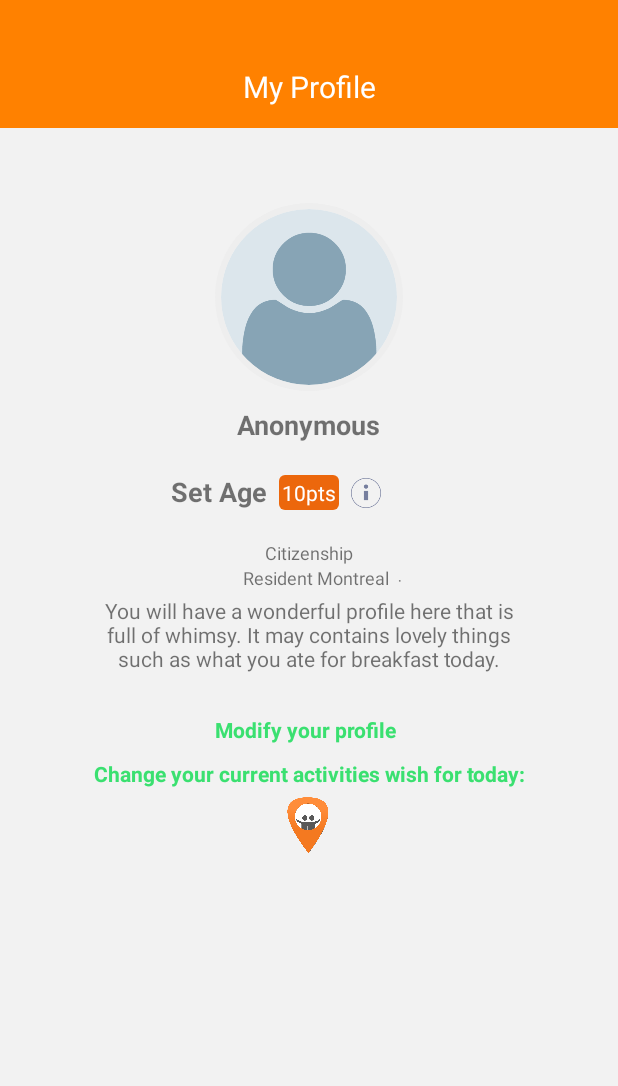
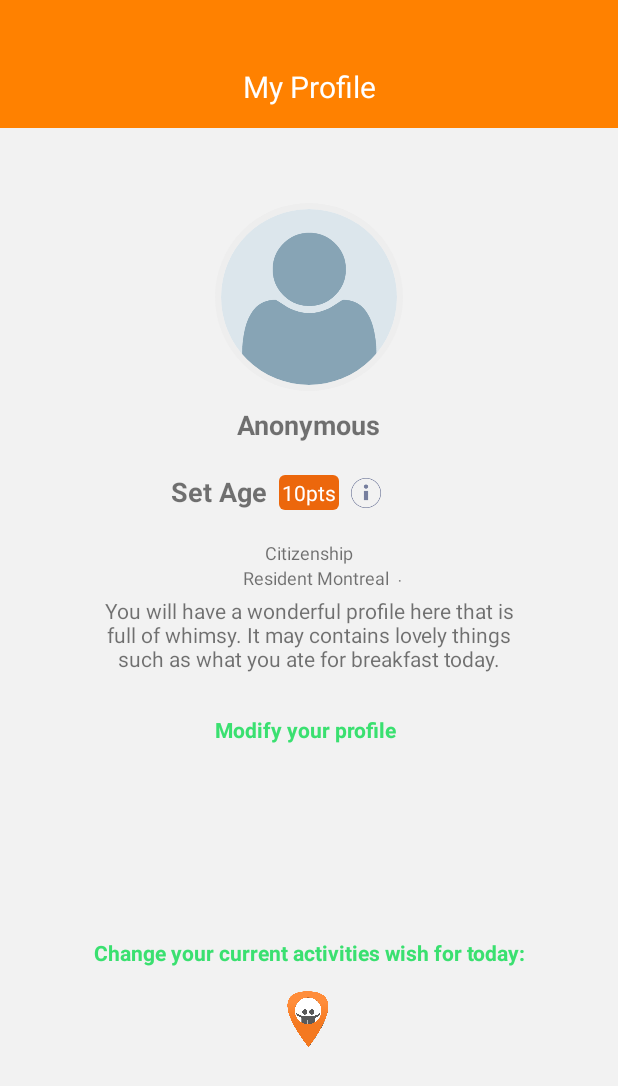
Before and after one commit to iftiali/FriendNGo, an Android app: the layout profile_drawer.xml on its own in the app's theme, with its tools: preview values and no code run, on a phone screen of 412 x 824 dp. Shown: the top 1086 px of the screen. Run offline under Robolectric (Android 15) with nearby library versions, the phone set to English and light mode, and no system bars; plain views replace CircularImageView; Roboto replaces fonts that are not available here.

Commit message:
Final commit.

```diff
--- a/FriendNGo/app/build.gradle
+++ b/FriendNGo/app/build.gradle
@@ -7,8 +7,8 @@ android {
         applicationId "com.friendngo.friendngo"
         minSdkVersion 16
         targetSdkVersion 25
-        versionCode 9
-        versionName '1.0.9'
+        versionCode 10
+        versionName '1.0.10'
         testInstrumentationRunner "android.support.test.runner.AndroidJUnitRunner"
     }
     buildTypes {
--- a/FriendNGo/app/src/main/java/com/friendngo/friendngo/MapActivity.java
+++ b/FriendNGo/app/src/main/java/com/friendngo/friendngo/MapActivity.java
@@ -64,7 +64,7 @@ public class MapActivity extends AppCompatActivity
     RelativeLayout buttonClick;
     public static CircularImageView other_user_picture;
     public static String selfIdentify=null;
-    public static int versionNumber = 9;
+    public static int versionNumber = 10;
     public static String selfName=null;
     public static boolean checkStateMapOrList = false;
     public static TextView other_user_name,other_user_age,other_user_about,other_user_location,other_user_citizenship,other_user_points;
--- a/FriendNGo/app/src/main/res/layout/profile_drawer.xml
+++ b/FriendNGo/app/src/main/res/layout/profile_drawer.xml
@@ -44,7 +44,7 @@
 
         <RelativeLayout
             android:layout_width="match_parent"
-            android:layout_height="469dp">
+            android:layout_height="wrap_content">
 
             <com.mikhaellopez.circularimageview.CircularImageView
                 android:layout_centerHorizontal="true"
@@ -114,31 +114,6 @@
                 android:layout_marginBottom="24dp"
                 android:layout_below="@+id/other_user_location"
                 android:layout_centerHorizontal="true" />
-            <TextView
-                android:text="@string/map_drawer_What_you_want_to_do"
-                android:textColor="@color/colorAccent"
-                android:textStyle="bold"
-                android:layout_width="match_parent"
-                android:gravity="center"
-                android:layout_height="wrap_content"
-                android:id="@+id/wish_for_today"
-                android:layout_below="@+id/user_account"
-                android:layout_marginTop="10dp"
-                 />
-            <RelativeLayout
-                android:layout_width="50dp"
-                android:layout_height="50dp"
-                android:id="@+id/buttonClick"
-
-                android:layout_centerHorizontal="true"
-                android:layout_below="@+id/wish_for_today">
-            <ImageView
-                android:layout_width="40dp"
-                android:layout_height="40dp"
-                android:layout_centerHorizontal="true"
-                android:layout_centerVertical="true"
-                app:srcCompat="@mipmap/ic_launcher"/>
-            </RelativeLayout>
 
             <TextView
                 android:id="@+id/other_user_name"
@@ -184,4 +159,36 @@
 
         </RelativeLayout>
     </FrameLayout>
+    <LinearLayout
+        android:layout_below="@+id/otheruser_frameLayout1"
+        android:layout_width="match_parent"
+        android:orientation="vertical"
+        android:gravity="center"
+        android:layout_height="match_parent">
+        <TextView
+        android:text="@string/map_drawer_What_you_want_to_do"
+        android:textColor="@color/colorAccent"
+        android:textStyle="bold"
+        android:layout_width="match_parent"
+        android:gravity="center"
+        android:layout_below="@+id/user_account"
+        android:layout_height="wrap_content"
+        android:id="@+id/wish_for_today"
+        android:layout_marginTop="10dp"/>
+        <RelativeLayout
+        android:layout_marginTop="10dp"
+        android:layout_width="50dp"
+        android:layout_height="50dp"
+        android:id="@+id/buttonClick"
+        android:layout_centerHorizontal="true"
+        android:layout_below="@+id/wish_for_today">
+        <ImageView
+        android:layout_width="40dp"
+        android:layout_height="40dp"
+        android:layout_centerHorizontal="true"
+        android:layout_centerVertical="true"
+        app:srcCompat="@mipmap/ic_launcher"/>
+
+        </RelativeLayout>
+</LinearLayout>
 </RelativeLayout>
```
Also changed, not shown: 1 other file.
